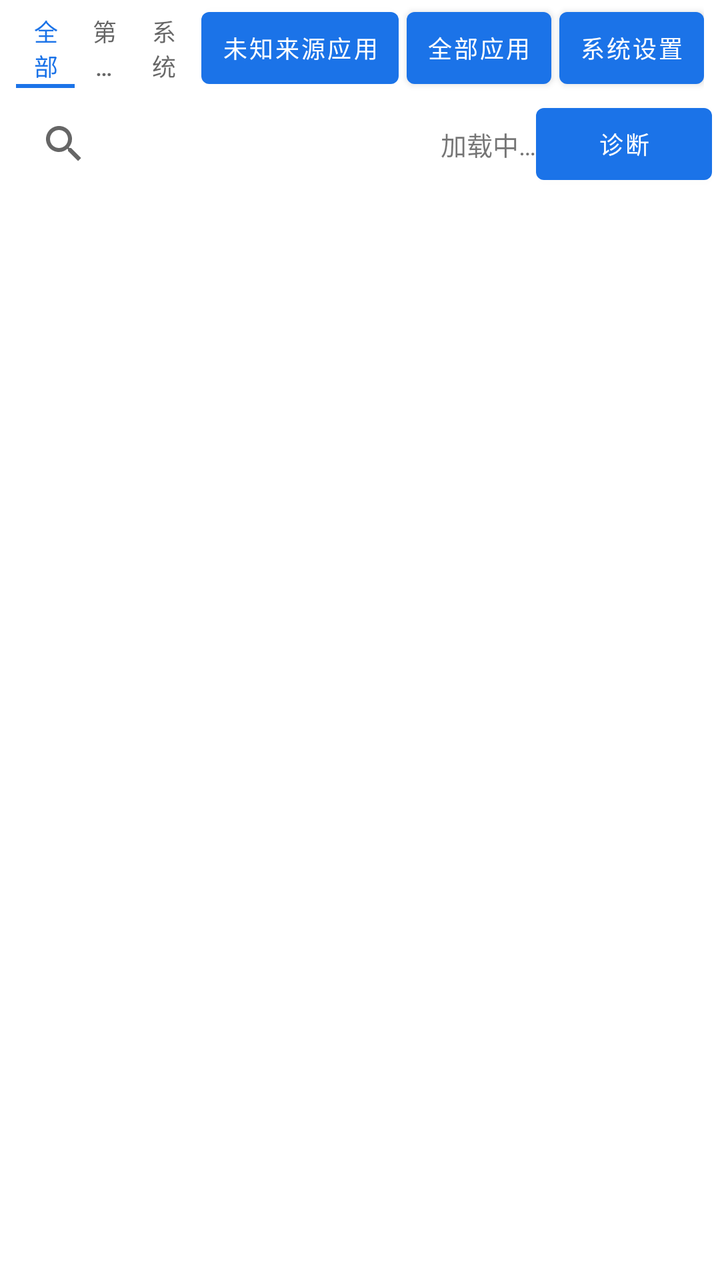
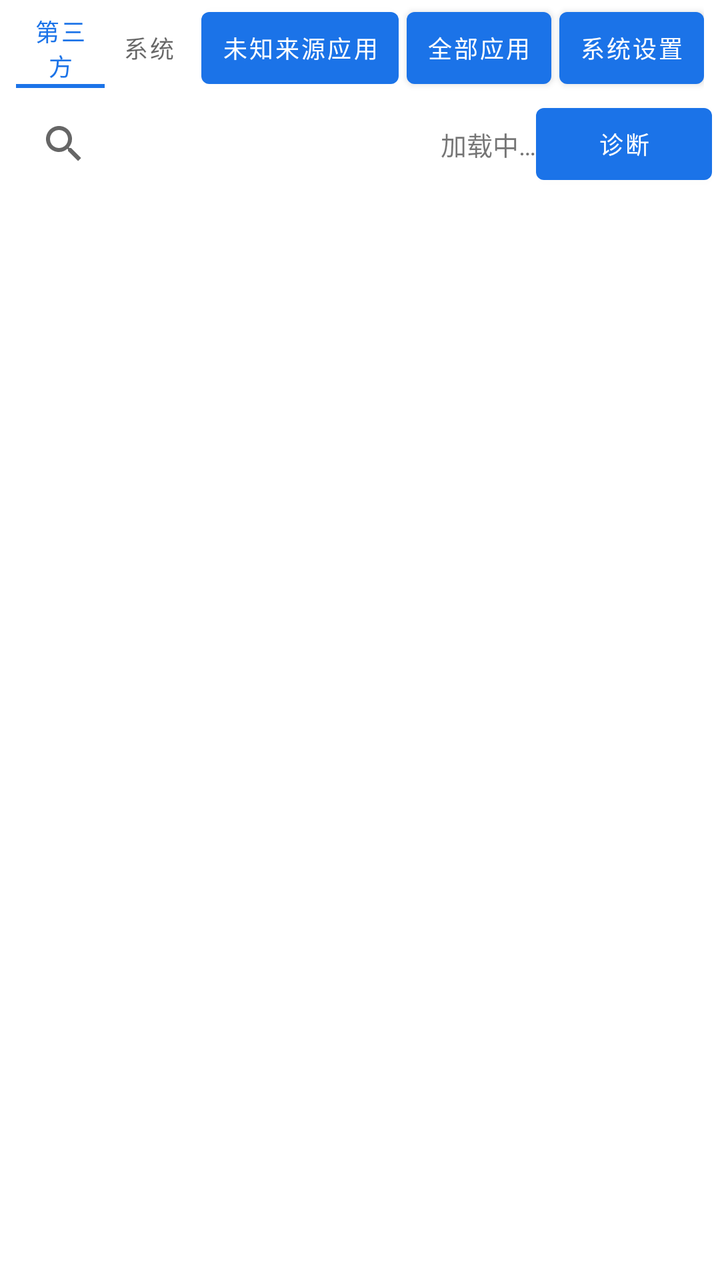

Compare the two renders of this Android layout. The source of the first and the diff that turns it into the second are given below.
<!-- AndroidManifest.xml: application theme Theme.AppManager -->
<!-- res/layout/activity_main.xml -->
<?xml version="1.0" encoding="utf-8"?>
<LinearLayout xmlns:android="http://schemas.android.com/apk/res/android"
    xmlns:app="http://schemas.android.com/apk/res-auto"
    android:layout_width="match_parent"
    android:layout_height="match_parent"
    android:orientation="vertical">

    <LinearLayout
        android:layout_width="match_parent"
        android:layout_height="wrap_content"
        android:orientation="horizontal"
        android:gravity="center_vertical"
        android:paddingStart="8dp"
        android:paddingEnd="8dp">

        <com.google.android.material.tabs.TabLayout
            android:id="@+id/tabs"
            android:layout_width="0dp"
            android:layout_height="40dp"
            android:layout_weight="1"
            app:tabMode="fixed"
            app:tabGravity="fill"
            app:tabTextAppearance="@style/SmallTabText"
            app:tabIndicatorHeight="2dp"
            app:tabPaddingStart="4dp"
            app:tabPaddingEnd="4dp">

            <com.google.android.material.tabs.TabItem
                android:layout_width="wrap_content"
                android:layout_height="wrap_content"
                android:text="全部" />

            <com.google.android.material.tabs.TabItem
                android:layout_width="wrap_content"
                android:layout_height="wrap_content"
                android:text="第三方" />

            <com.google.android.material.tabs.TabItem
                android:layout_width="wrap_content"
                android:layout_height="wrap_content"
                android:text="系统" />
        </com.google.android.material.tabs.TabLayout>

        <Button
            android:id="@+id/btn_unknown_sources"
            android:layout_width="wrap_content"
            android:layout_height="wrap_content"
            android:layout_marginStart="4dp"
            android:minWidth="0dp"
            android:paddingStart="10dp"
            android:paddingEnd="10dp"
            android:text="未知来源应用"
            android:textSize="12sp" />

        <Button
            android:id="@+id/btn_all_apps"
            android:layout_width="wrap_content"
            android:layout_height="wrap_content"
            android:layout_marginStart="4dp"
            android:minWidth="0dp"
            android:paddingStart="10dp"
            android:paddingEnd="10dp"
            android:text="全部应用"
            android:textSize="12sp" />

        <Button
            android:id="@+id/btn_system_settings"
            android:layout_width="wrap_content"
            android:layout_height="wrap_content"
            android:layout_marginStart="4dp"
            android:minWidth="0dp"
            android:paddingStart="10dp"
            android:paddingEnd="10dp"
            android:text="系统设置"
            android:textSize="12sp" />
    </LinearLayout>

    <LinearLayout
        android:layout_width="match_parent"
        android:layout_height="wrap_content"
        android:orientation="horizontal"
        android:gravity="center_vertical"
        android:paddingStart="8dp"
        android:paddingEnd="4dp">

        <androidx.appcompat.widget.SearchView
            android:id="@+id/search"
            android:layout_width="0dp"
            android:layout_height="wrap_content"
            android:layout_weight="1"
            android:queryHint="搜索应用名 / 包名"
            android:iconifiedByDefault="false" />

        <TextView
            android:id="@+id/count"
            android:layout_width="wrap_content"
            android:layout_height="wrap_content"
            android:layout_marginStart="8dp"
            android:text="加载中…"
            android:textSize="13sp" />

        <Button
            android:id="@+id/btn_diag"
            android:layout_width="wrap_content"
            android:layout_height="wrap_content"
            android:text="诊断"
            android:textSize="12sp" />
    </LinearLayout>

    <ProgressBar
        android:id="@+id/loading"
        android:layout_width="wrap_content"
        android:layout_height="wrap_content"
        android:layout_gravity="center"
        android:layout_marginTop="32dp" />

    <androidx.recyclerview.widget.RecyclerView
        android:id="@+id/recycler"
        android:layout_width="match_parent"
        android:layout_height="0dp"
        android:layout_weight="1"
        android:clipToPadding="false"
        android:padding="4dp" />
</LinearLayout>
<!-- resources referenced by this layout -->
<resources>
  <style name="SmallTabText" parent="TextAppearance.Design.Tab">
          <item name="android:textSize">12sp</item>
      </style>
  <style name="Theme.AppManager" parent="Theme.MaterialComponents.DayNight.NoActionBar">
          <item name="colorPrimary">#1B73E8</item>
          <item name="colorPrimaryVariant">#1558B0</item>
          <item name="colorOnPrimary">#FFFFFF</item>
          <item name="colorSecondary">#1B73E8</item>
      </style>
</resources>

<!-- the commit's change to res/layout/activity_main.xml (unified diff, before → after) -->
@@ -24,11 +24,6 @@
             app:tabIndicatorHeight="2dp"
             app:tabPaddingStart="4dp"
             app:tabPaddingEnd="4dp">
-
-            <com.google.android.material.tabs.TabItem
-                android:layout_width="wrap_content"
-                android:layout_height="wrap_content"
-                android:text="全部" />
 
             <com.google.android.material.tabs.TabItem
                 android:layout_width="wrap_content"
